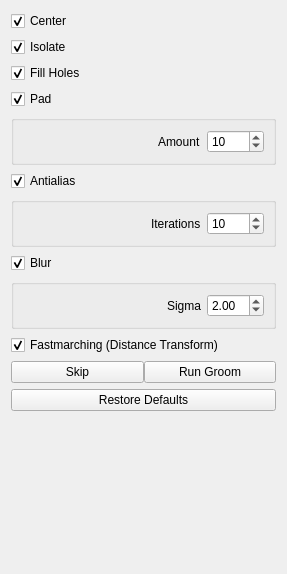
Old version of the form Studio/src/Application/Groom/GroomTool.ui in the repository SCIInstitute/ShapeWorks.
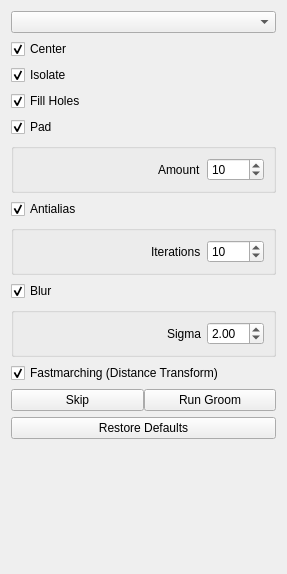
New version of the form.

Commit message: Adding domain groominc combobox

Diff of the .ui file:
```diff
--- a/Studio/src/Application/Groom/GroomTool.ui
+++ b/Studio/src/Application/Groom/GroomTool.ui
@@ -23,6 +23,9 @@
 </string>
   </property>
   <layout class="QVBoxLayout" name="verticalLayout">
+   <item>
+    <widget class="QComboBox" name="domain_box"/>
+   </item>
    <item>
     <widget class="QStackedWidget" name="stacked_widget">
      <property name="currentIndex">
```
